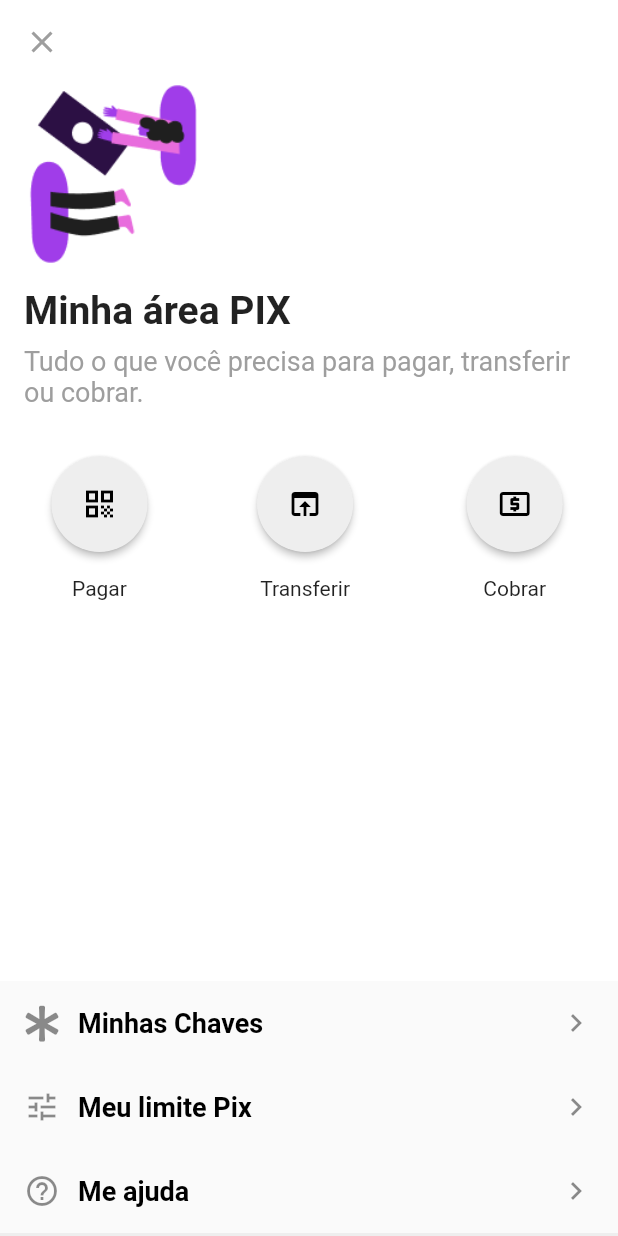
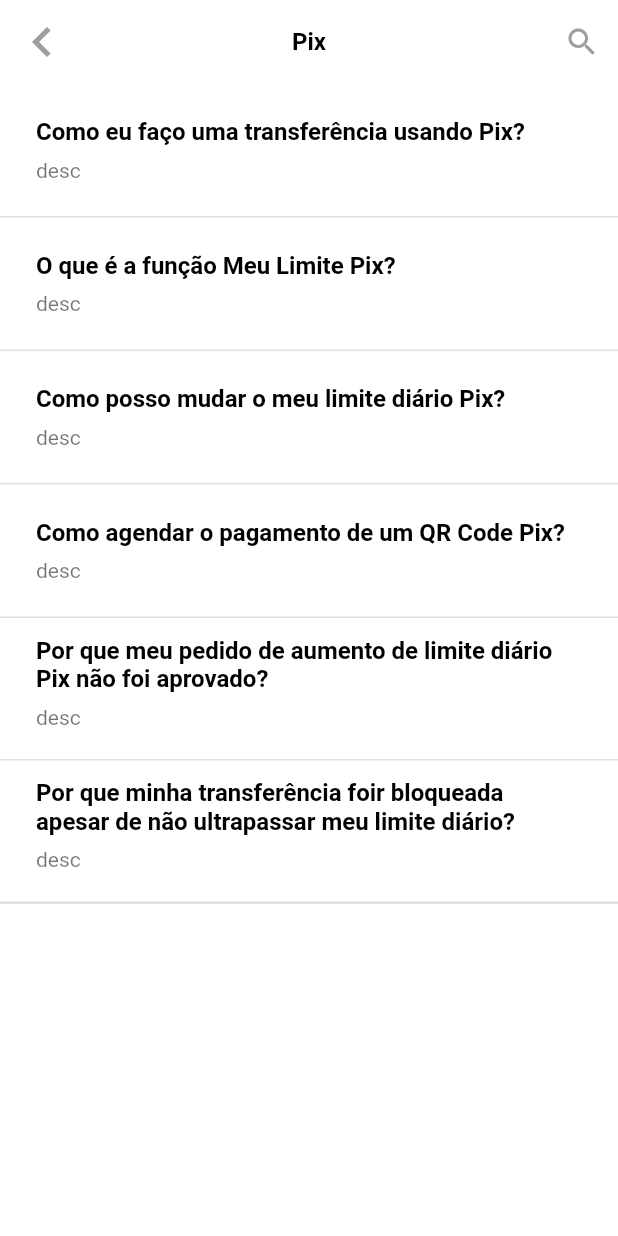
Before and after one commit to Eduardo-Tanaka/Nubank-flutter, a Flutter app: the PixPage screen opened directly, after a tap on "Me ajuda", on a phone screen of 412 x 824 dp. Run offline on Flutter 3.47's test engine with Material 2 defaults, Android fonts, the phone set to English and light mode, and no system bars; our stand-ins replace flutter_masked_text2, font_awesome_flutter, google_fonts.

Commit message:
ajuda pix load strings from assets

```diff
--- /dev/null
+++ b/assets/ajuda/pix.json
@@ -0,0 +1,26 @@
+[
+  {
+    "title": "Como eu faço uma transferência usando Pix?",
+    "description": "desc"
+  },
+  {
+    "title": "O que é a função Meu Limite Pix?",
+    "description": "desc"
+  },
+  {
+    "title": "Como posso mudar o meu limite diário Pix?",
+    "description": "desc"
+  },
+  {
+    "title": "Como agendar o pagamento de um QR Code Pix?",
+    "description": "desc"
+  },
+  {
+    "title": "Por que meu pedido de aumento de limite diário Pix não foi aprovado?",
+    "description": "desc"
+  },
+  {
+    "title": "Por que minha transferência foir bloqueada apesar de não ultrapassar meu limite diário?",
+    "description": "desc"
+  }
+]
--- a/lib/app_widget.dart
+++ b/lib/app_widget.dart
@@ -1,6 +1,7 @@
 import 'package:flutter/material.dart';
 import 'package:flutter/services.dart';
 import 'package:nubank/modules/ajuda/ajuda_page.dart';
+import 'package:nubank/modules/ajuda/pix/ajuda_pix_home_page.dart';
 import 'package:nubank/modules/bloquear/bloquear_cartao_page.dart';
 import 'package:nubank/modules/cartao_virtual/cartao_virtual_page.dart';
 import 'package:nubank/modules/cobrar/cobrar_page.dart';
@@ -44,6 +45,7 @@
       "/splash": SplashPage(),
       "/home": HomePage(),
       "/ajuda": AjudaPage(),
+      "/ajuda_pix_home": AjudaPixHomePage(),
       "/bloquear_cartao": BloquearCartaoPage(),
       "/cartao_virtual": CartaoVirtualPage(),
       "/cobrar": CobrarPage(),
--- /dev/null
+++ b/lib/modules/ajuda/pix/ajuda_pix_home_page.dart
@@ -0,0 +1,64 @@
+import 'dart:convert';
+
+import 'package:flutter/material.dart';
+import 'package:nubank/modules/models/Ajuda.dart';
+import 'package:nubank/shared/widgets/app_bar/app_bar_widget.dart';
+import 'package:nubank/shared/widgets/tile_ajuda/tile_ajuda_widget.dart';
+
+class AjudaPixHomePage extends StatelessWidget {
+  const AjudaPixHomePage({Key? key}) : super(key: key);
+
+  @override
+  Widget build(BuildContext context) {
+    return Scaffold(
+      backgroundColor: Colors.white,
+      appBar: AppBarWidget(
+        icon: Icons.navigate_before,
+        title: "Pix",
+        showTrailingIcon: true,
+        trailingIcon: Icons.search,
+        onPressedTrailing: () {},
+      ),
+      body: FutureBuilder<String>(
+        future:
+            DefaultAssetBundle.of(context).loadString("assets/ajuda/pix.json"),
+        builder: (context, snapshot) {
+          if (snapshot.hasData) {
+            var list = json.decode(snapshot.data.toString());
+            return ListView.separated(
+              physics: BouncingScrollPhysics(),
+              shrinkWrap: true,
+              itemCount: list.length + 1,
+              itemBuilder: (context, index) {
+                if (index == list.length) {
+                  return Divider(
+                    height: 0.4,
+                  );
+                } else {
+                  Ajuda ajuda = Ajuda.fromMap(list[index]);
+                  return Column(
+                    children: [
+                      TileAjudaWidget(
+                        title: ajuda.title,
+                        description: ajuda.description,
+                      ),
+                    ],
+                  );
+                }
+              },
+              separatorBuilder: (context, index) {
+                return Divider(
+                  height: 1,
+                  thickness: 1,
+                );
+              },
+            );
+          } else {
+            print('e');
+            return CircularProgressIndicator();
+          }
+        },
+      ),
+    );
+  }
+}
--- /dev/null
+++ b/lib/modules/models/Ajuda.dart
@@ -0,0 +1,53 @@
+import 'dart:convert';
+
+class Ajuda {
+  final String title;
+  final String description;
+  Ajuda({
+    required this.title,
+    required this.description,
+  });
+
+  Ajuda copyWith({
+    String? title,
+    String? description,
+  }) {
+    return Ajuda(
+      title: title ?? this.title,
+      description: description ?? this.description,
+    );
+  }
+
+  Map<String, dynamic> toMap() {
+    return {
+      'title': title,
+      'description': description,
+    };
+  }
+
+  factory Ajuda.fromMap(Map<String, dynamic> map) {
+    return Ajuda(
+      title: map['title'],
+      description: map['description'],
+    );
+  }
+
+  String toJson() => json.encode(toMap());
+
+  factory Ajuda.fromJson(String source) => Ajuda.fromMap(json.decode(source));
+
+  @override
+  String toString() => 'Ajuda(title: $title, description: $description)';
+
+  @override
+  bool operator ==(Object other) {
+    if (identical(this, other)) return true;
+
+    return other is Ajuda &&
+        other.title == title &&
+        other.description == description;
+  }
+
+  @override
+  int get hashCode => title.hashCode ^ description.hashCode;
+}
--- a/lib/modules/pix/pix_chaves/pix_chaves_page.dart
+++ b/lib/modules/pix/pix_chaves/pix_chaves_page.dart
@@ -14,9 +14,11 @@
     return Scaffold(
       backgroundColor: Colors.white,
       appBar: AppBarWidget(
-        icon: Icons.navigate_before,
-        showTrailingIcon: true,
-      ),
+          icon: Icons.navigate_before,
+          showTrailingIcon: true,
+          onPressedTrailing: () {
+            Navigator.pushNamed(context, "/ajuda_pix_home");
+          }),
       body: SingleChildScrollView(
         physics: BouncingScrollPhysics(),
         child: Column(
--- a/lib/modules/pix/pix_page.dart
+++ b/lib/modules/pix/pix_page.dart
@@ -131,7 +131,9 @@
             TilePixWidget(
               title: "Me ajuda",
               iconLeading: Icons.help_outline,
-              onTap: () {},
+              onTap: () {
+                Navigator.pushNamed(context, "/ajuda_pix_home");
+              },
             ),
           ],
         ),
--- a/lib/shared/widgets/app_bar/app_bar_widget.dart
+++ b/lib/shared/widgets/app_bar/app_bar_widget.dart
@@ -7,6 +7,8 @@
   final IconData? icon;
   final String? title;
   final bool showTrailingIcon;
+  final IconData? trailingIcon;
+  final VoidCallback? onPressedTrailing;
 
   @override
   final Size preferredSize = Size.fromHeight(kToolbarHeight);
@@ -17,6 +19,8 @@
     this.icon,
     this.title,
     this.showTrailingIcon = false,
+    this.trailingIcon,
+    this.onPressedTrailing,
   }) : super(key: key);
 
   @override
@@ -39,10 +43,10 @@
           visible: showTrailingIcon,
           child: IconButton(
             icon: Icon(
-              Icons.help_outline,
+              trailingIcon ?? Icons.help_outline,
               color: Colors.grey,
             ),
-            onPressed: () {},
+            onPressed: onPressedTrailing,
           ),
         ),
       ],
--- /dev/null
+++ b/lib/shared/widgets/tile_ajuda/tile_ajuda_widget.dart
@@ -0,0 +1,36 @@
+import 'package:flutter/material.dart';
+import 'package:nubank/shared/themes/app_text_styles.dart';
+
+class TileAjudaWidget extends StatelessWidget {
+  final String title;
+  final String description;
+
+  const TileAjudaWidget({
+    Key? key,
+    required this.title,
+    required this.description,
+  }) : super(key: key);
+
+  @override
+  Widget build(BuildContext context) {
+    return Padding(
+      padding: const EdgeInsets.all(8.0),
+      child: ListTile(
+        title: Text(
+          title,
+          style: TextStyles.textBlack,
+        ),
+        subtitle: Padding(
+          padding: const EdgeInsets.symmetric(vertical: 8),
+          child: Flexible(
+            child: Text(
+              description,
+              maxLines: 1,
+              overflow: TextOverflow.ellipsis,
+            ),
+          ),
+        ),
+      ),
+    );
+  }
+}
--- a/pubspec.yaml
+++ b/pubspec.yaml
@@ -54,6 +54,7 @@
   assets:
     - assets/images/
     - assets/icons/
+    - assets/ajuda/
 
   #   - images/a_dot_burr.jpeg
   #   - images/a_dot_ham.jpeg
```
